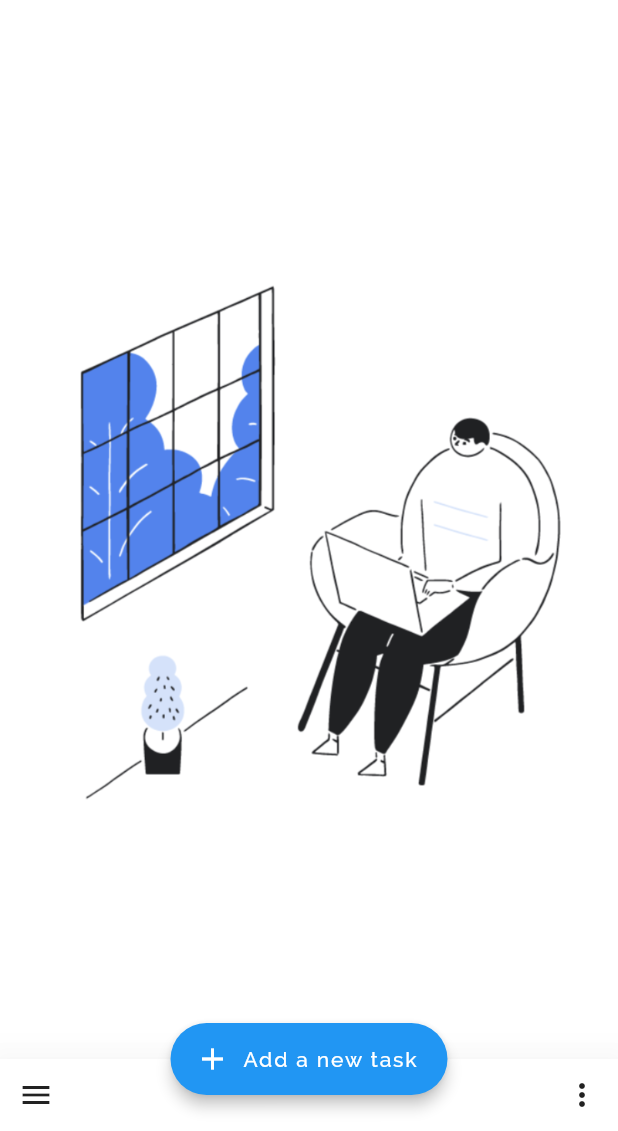
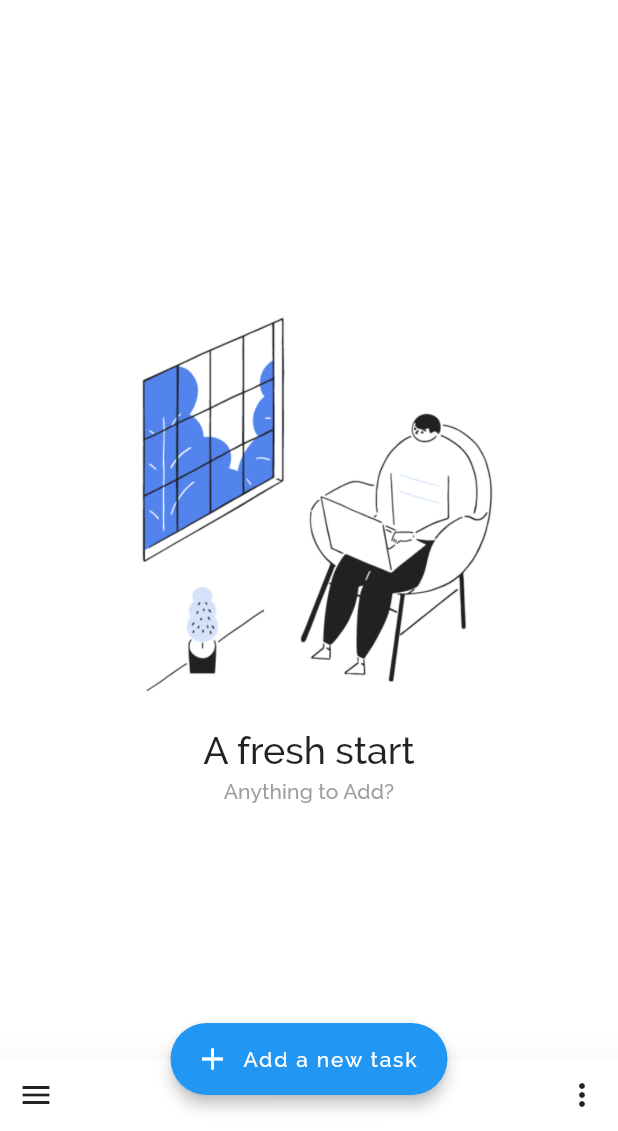
Before and after one commit to thelazyindian/Tasks, a Flutter app: the TasksHomePage screen opened directly, on a phone screen of 412 x 824 dp, the part 105-1236 px from its top. Run offline on Flutter 3.47's test engine with Material 2 defaults, Android fonts, the phone set to English and light mode, and no system bars; statements that could not run were skipped.

Commit message:
Showing 2 images for new list and completed

```diff
--- a/lib/pages/home_page.dart
+++ b/lib/pages/home_page.dart
@@ -12,6 +12,7 @@ import '../containers/bottom_sheet/more.dart';
 import '../containers/lists/completed.dart';
 import '../containers/lists/pending.dart';
 import '../containers/app_bar/main_list.dart';
+import '../widgets/image_widget.dart';
 
 import '../containers/bottom_sheet/menu.dart';
 
@@ -149,29 +150,22 @@ class _TasksHomePageState extends State<TasksHomePage>
               (pendingTaskList == null || pendingTaskList.isEmpty) &&
                       (completedTaskList == null || completedTaskList.isEmpty)
                   ? SliverFillRemaining(
-                      child: SizedBox(
-                        height: 100.0,
-                        width: 75.0,
-                        child: Image.asset(
-                          "assets/images/new_list.png",
-                          fit: BoxFit.fitWidth,
-                        ),
-                      ),
-                    )
+                      child: ImageWidget(
+                      image: "assets/images/new_list.png",
+                      title: 'A fresh start',
+                      subtitle: 'Anything to Add?',
+                    ))
                   : CompletedList(items: completedTaskList),
               completedTaskList != null ||
                       completedTaskList.isNotEmpty &&
                           (pendingTaskList?.isEmpty ?? false)
                   ? SliverFillRemaining(
-                      child: SizedBox(
-                        height: 100.0,
-                        width: 75.0,
-                        child: Image.asset(
-                          "assets/images/completed.png",
-                          fit: BoxFit.fitWidth,
-                        ),
-                      ),
-                    )
+                      child: ImageWidget(
+                      image: "assets/images/completed.png",
+                      title: 'Nicely Done!',
+                      subtitle:
+                          "You've finished all your tasks.\nTake a second to recharge.",
+                    ))
                   : Container(),
             ],
           ),
--- /dev/null
+++ b/lib/widgets/image_widget.dart
@@ -0,0 +1,38 @@
+import 'package:flutter/material.dart';
+
+class ImageWidget extends StatelessWidget {
+  final String image, title, subtitle;
+  ImageWidget({this.subtitle, this.title, this.image});
+  @override
+  Widget build(BuildContext context) {
+    return Center(
+      child: Column(
+        mainAxisSize: MainAxisSize.min,
+        children: <Widget>[
+          SizedBox(
+            height: 300.0,
+            width: 300.0,
+            child: Image.asset(
+              image,
+              fit: BoxFit.fitWidth,
+            ),
+          ),
+          Text(
+            title,
+            textAlign: TextAlign.center,
+            style: Theme.of(context).textTheme.title.copyWith(fontSize: 25.0),
+          ),
+          Container(height: 5.0),
+          Text(
+            subtitle,
+            textAlign: TextAlign.center,
+            style: Theme.of(context)
+                .textTheme
+                .subtitle
+                .copyWith(color: Colors.grey),
+          ),
+        ],
+      ),
+    );
+  }
+}
```
